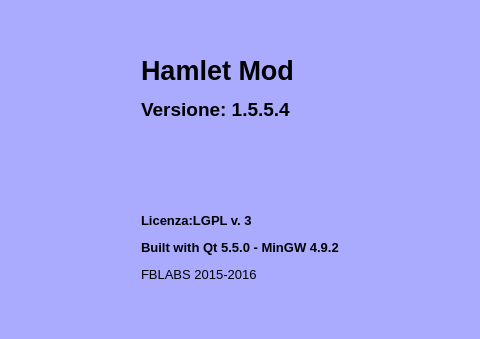
fblabs/hamlet-mod-sancon, file mainwindow.ui: the form before one commit; both pictures show x 202 to 682 and y 133 to 472 of the 979 by 768 pixel window.
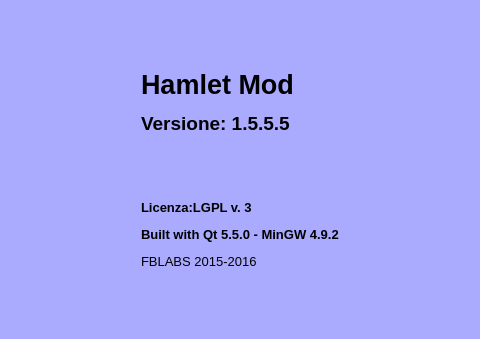
The form after the commit. Icons and pictures are not drawn.

Diff of the .ui file:
```diff
--- a/mainwindow.ui
+++ b/mainwindow.ui
@@ -523,7 +523,7 @@
       <item>
        <widget class="QLabel" name="label_2">
         <property name="text">
-         <string>&lt;html&gt;&lt;head/&gt;&lt;body&gt;&lt;p&gt;&lt;span style=&quot; font-size:20pt; font-weight:600;&quot;&gt;Hamlet Mod&lt;/span&gt;&lt;/p&gt;&lt;p&gt;&lt;span style=&quot; font-size:14pt; font-weight:600;&quot;&gt;Versione: 1.5.5.4&lt;/span&gt;&lt;/p&gt;&lt;p&gt;&lt;br/&gt;&lt;/p&gt;&lt;p&gt;&lt;br/&gt;&lt;/p&gt;&lt;p&gt;&lt;span style=&quot; font-size:10pt; font-weight:600;&quot;&gt;Licenza:LGPL v. 3&lt;/span&gt;&lt;/p&gt;&lt;p&gt;&lt;span style=&quot; font-size:10pt; font-weight:600;&quot;&gt;Built with Qt 5.5.0 - MinGW 4.9.2&lt;/span&gt;&lt;/p&gt;&lt;p&gt;&lt;span style=&quot; font-size:10pt;&quot;&gt;FBLABS 2015-2016&lt;/span&gt;&lt;/p&gt;&lt;/body&gt;&lt;/html&gt;</string>
+         <string>&lt;html&gt;&lt;head/&gt;&lt;body&gt;&lt;p&gt;&lt;span style=&quot; font-size:20pt; font-weight:600;&quot;&gt;Hamlet Mod&lt;/span&gt;&lt;/p&gt;&lt;p&gt;&lt;span style=&quot; font-size:14pt; font-weight:600;&quot;&gt;Versione: 1.5.5.5&lt;/span&gt;&lt;br/&gt;&lt;/p&gt;&lt;p&gt;&lt;br/&gt;&lt;/p&gt;&lt;p&gt;&lt;span style=&quot; font-size:10pt; font-weight:600;&quot;&gt;Licenza:LGPL v. 3&lt;/span&gt;&lt;/p&gt;&lt;p&gt;&lt;span style=&quot; font-size:10pt; font-weight:600;&quot;&gt;Built with Qt 5.5.0 - MinGW 4.9.2&lt;/span&gt;&lt;/p&gt;&lt;p&gt;&lt;span style=&quot; font-size:10pt;&quot;&gt;FBLABS 2015-2016&lt;/span&gt;&lt;/p&gt;&lt;/body&gt;&lt;/html&gt;</string>
         </property>
         <property name="scaledContents">
          <bool>false</bool>
```
Left out of the diff: 2 changed lines with no effect on the pictures.
